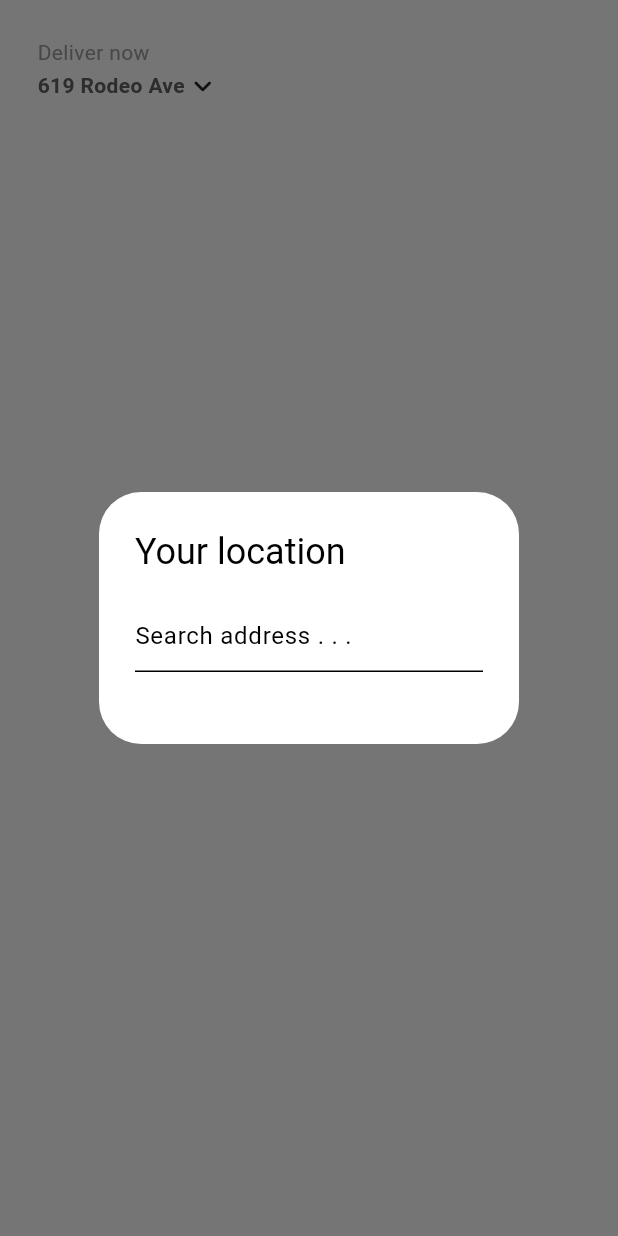
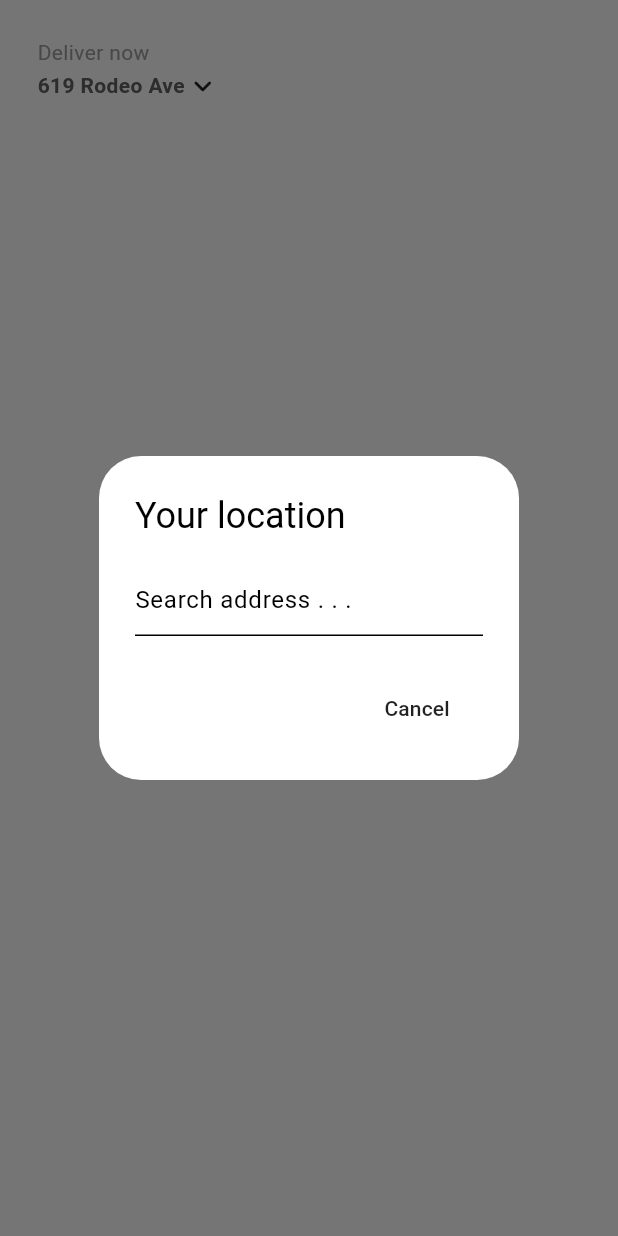
Before and after one commit to aLearningLad/grubnerd, a Flutter app: the MyCurrentLocation widget shown alone on an empty page, opened directly, after a tap on "619 Rodeo Ave", on a phone screen of 412 x 824 dp. Run offline on Flutter 3.47's test engine with Material 3 defaults, Android fonts, the phone set to English and light mode, and no system bars.

Commit message:
additions to current location widget

```diff
--- a/lib/components/my_current_location.dart
+++ b/lib/components/my_current_location.dart
@@ -16,7 +16,10 @@ class MyCurrentLocation extends StatelessWidget {
                 ),
                 actions: [
                   // cancel button
-
+                  MaterialButton(
+                    onPressed: () => Navigator.pop(context),
+                    child: Text("Cancel"),
+                  )
                   // save button
                 ],
               ));
```
